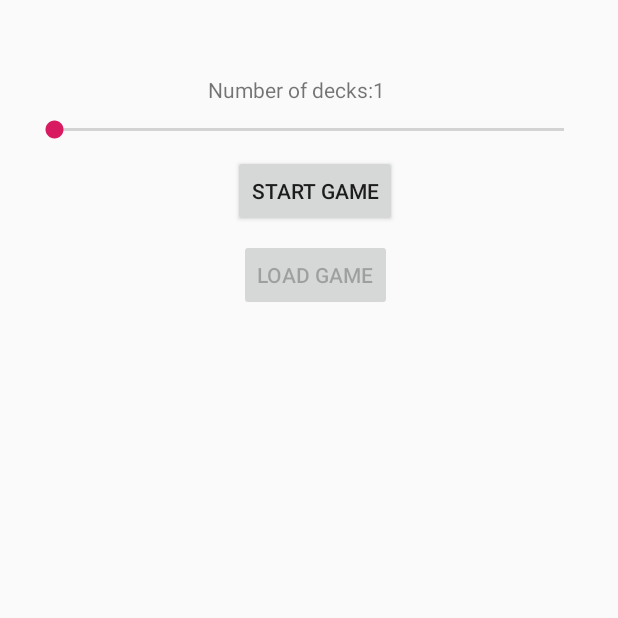
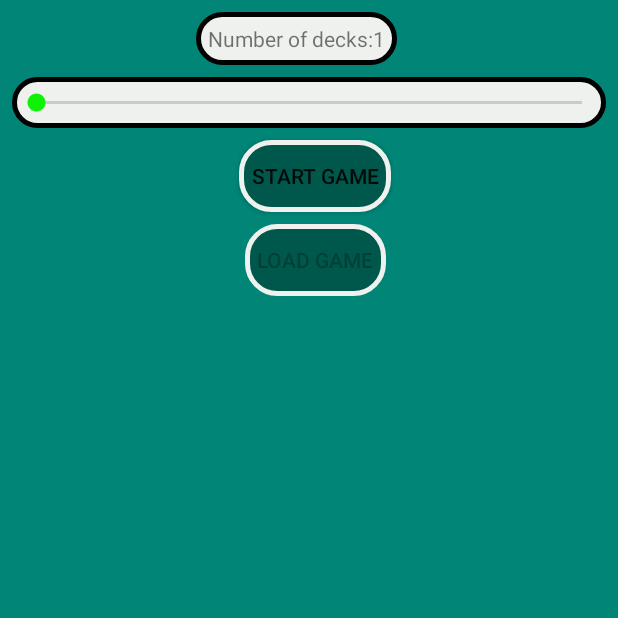
Before and after one commit to LordTaylor/CardGame, an Android app: the screen it shows after launch (MainActivity), on a phone screen of 412 x 824 dp, the top half of it. Run offline under Robolectric (Android 15) with nearby library versions, the phone set to English and light mode, and no system bars; our stand-ins replace RxJava.

Commit message:
some ui corrections

```diff
--- /dev/null
+++ b/app/src/main/res/drawable/round_background.xml
@@ -0,0 +1,5 @@
+<?xml version="1.0" encoding="utf-8"?>
+<shape xmlns:android="http://schemas.android.com/apk/res/android" android:shape="rectangle">
+    <solid android:color="@color/colorPrimaryLight"/>
+    <corners android:radius="20dp"/>
+</shape>
--- /dev/null
+++ b/app/src/main/res/drawable/round_button.xml
@@ -0,0 +1,8 @@
+<?xml version="1.0" encoding="utf-8"?>
+<shape xmlns:android="http://schemas.android.com/apk/res/android"
+       android:shape="rectangle"
+>
+    <solid android:color="@color/colorPrimaryDark"/>
+    <stroke android:width="@dimen/stroke_size" android:color="@color/colorPrimaryWhite"/>
+    <corners android:radius="20dp"/>
+</shape>
--- /dev/null
+++ b/app/src/main/res/drawable/round_text.xml
@@ -0,0 +1,10 @@
+<?xml version="1.0" encoding="utf-8"?>
+<shape xmlns:android="http://schemas.android.com/apk/res/android" android:shape="rectangle">
+
+    <solid android:color="@color/colorPrimaryWhite"/>
+
+    <stroke android:color="@color/colorPrimaryBlack"
+            android:width="@dimen/stroke_size"
+/>
+    <corners android:radius="20dp"/>
+</shape>
--- a/app/src/main/res/layout/card_item.xml
+++ b/app/src/main/res/layout/card_item.xml
@@ -1,8 +1,8 @@
 <?xml version="1.0" encoding="utf-8"?>
 <LinearLayout xmlns:android="http://schemas.android.com/apk/res/android"
               xmlns:app="http://schemas.android.com/apk/res-auto" android:orientation="vertical"
-              android:layout_width="70dp"
-              android:layout_height="100dp"
+              android:layout_width="65dp"
+              android:layout_height="80dp"
 android:layout_margin="5dp">
 
     <ImageView
--- a/app/src/main/res/layout/game_configuration_fragment.xml
+++ b/app/src/main/res/layout/game_configuration_fragment.xml
@@ -3,10 +3,15 @@
                                                    xmlns:app="http://schemas.android.com/apk/res-auto"
                                                    xmlns:tools="http://schemas.android.com/tools"
                                                    android:layout_width="match_parent"
-                                                   android:layout_height="match_parent" android:layout_gravity="center">
+                                                   android:layout_height="match_parent"
+                                                   android:layout_gravity="center"
+android:background="@color/colorPrimary"
+>
 
     <Button
             android:text="@string/start_game"
+            android:background="@drawable/round_button"
+            android:padding="@dimen/button_margins"
             android:layout_width="wrap_content"
             android:layout_height="wrap_content"
             android:id="@+id/button_start_game" app:layout_constraintStart_toStartOf="@+id/deck_count" android:layout_marginLeft="8dp"
@@ -17,20 +22,28 @@
             android:max="4"
             android:layout_width="0dp"
             android:layout_height="wrap_content"
+            android:background="@drawable/round_text"
+            android:padding="@dimen/button_margins"
+            android:layout_margin="@dimen/button_margins"
             android:id="@+id/deck_count" app:layout_constraintStart_toStartOf="parent"
             app:layout_constraintEnd_toEndOf="parent" android:layout_marginEnd="20dp" android:layout_marginRight="20dp"
             android:layout_marginLeft="20dp" android:layout_marginStart="20dp" android:layout_marginTop="8dp"
             app:layout_constraintTop_toBottomOf="@+id/text_deck_count"/>
     <TextView
             android:text="@string/number_of_decks"
+            android:padding="@dimen/button_margins"
+            android:layout_margin="@dimen/button_margins"
             android:layout_width="wrap_content"
             android:layout_height="wrap_content"
+            android:background="@drawable/round_text"
             android:id="@+id/text_deck_count" app:layout_constraintStart_toStartOf="@+id/deck_count"
             app:layout_constraintEnd_toEndOf="@+id/deck_count"
             app:layout_constraintHorizontal_bias="0.467"
             android:gravity="center" android:layout_marginTop="50dp" app:layout_constraintTop_toTopOf="parent"/>
     <Button
             android:text="@string/load_game"
+            android:background="@drawable/round_button"
+            android:padding="@dimen/button_margins"
             android:layout_width="wrap_content"
             android:layout_height="wrap_content"
             android:id="@+id/button_load_game" android:layout_marginTop="8dp"
--- a/app/src/main/res/values/colors.xml
+++ b/app/src/main/res/values/colors.xml
@@ -1,6 +1,9 @@
 <?xml version="1.0" encoding="utf-8"?>
 <resources>
     <color name="colorPrimary">#008577</color>
+    <color name="colorPrimaryLight">#13D5C0</color>
+    <color name="colorPrimaryBlack">#000000</color>
     <color name="colorPrimaryDark">#00574B</color>
-    <color name="colorAccent">#D81B60</color>
+    <color name="colorAccent">#0FF107</color>
+    <color name="colorPrimaryWhite">#EEF1EE</color>
 </resources>
--- a/app/src/main/res/values/dimens.xml
+++ b/app/src/main/res/values/dimens.xml
@@ -1,4 +1,5 @@
 <?xml version="1.0" encoding="utf-8"?>
 <resources>
     <dimen name="button_margins">8dp</dimen>
+    <dimen name="stroke_size">3dp</dimen>
 </resources>
```
Also changed, not shown: app/src/main/res/layout/game_board_fragment.xml (+8 -1 lines).
